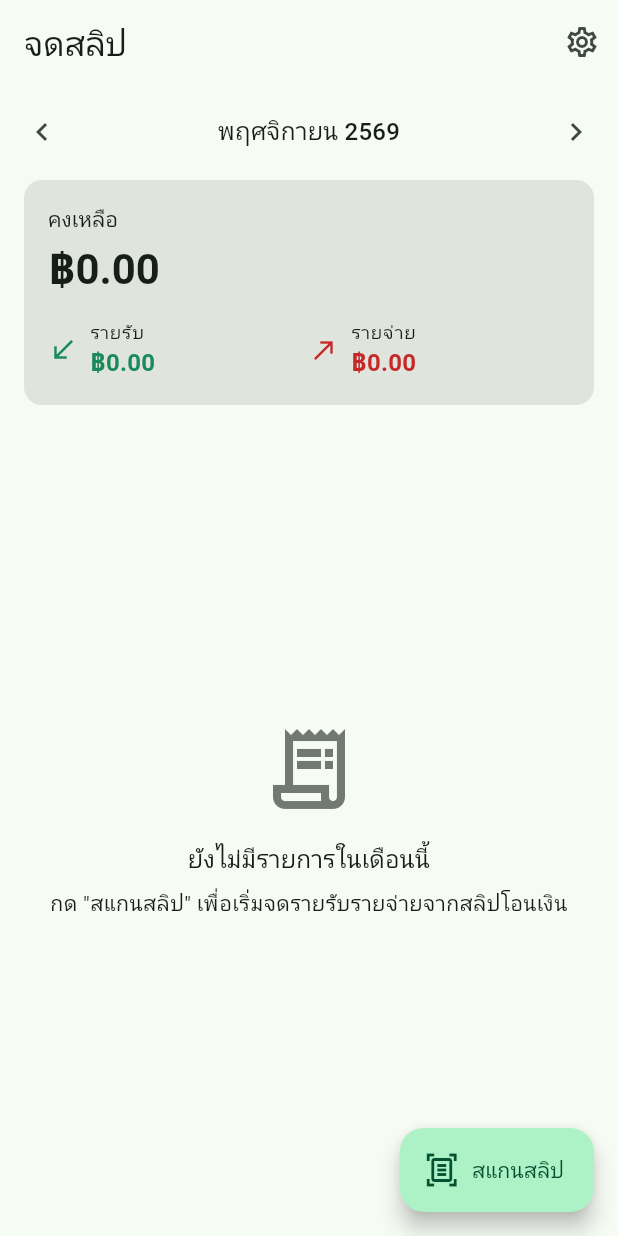
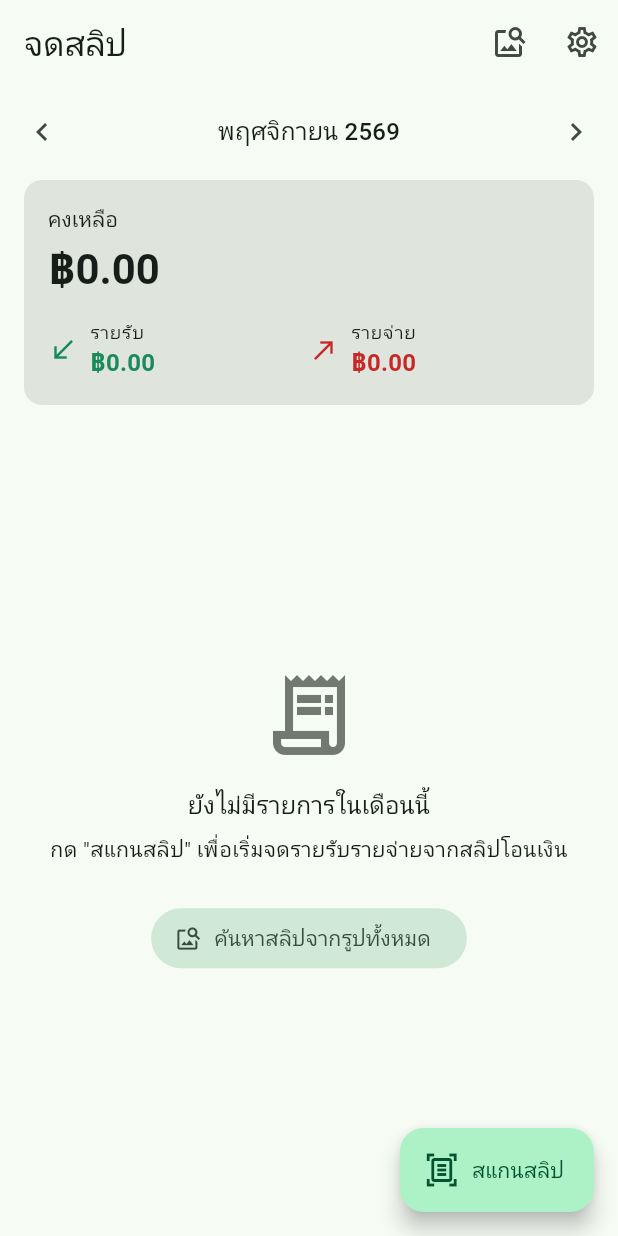
Before and after one commit to ToppyPeerapon/jod_slip, a Flutter app: the screen it shows after launch, on a phone screen of 412 x 824 dp. Run offline on Flutter 3.47's test engine with Material 3 defaults, Android fonts, the phone set to English and light mode, and no system bars; our stand-ins replace flutter_riverpod, image_picker, shared_preferences, sqflite; accounts and stored records are empty.

Commit message:
feat: one-tap button to find slips in all photos
Add a "ค้นหาสลิปจากรูปทั้งหมด" icon button to the home app bar and a
button on the empty state, both starting the photo-library slip search
directly instead of going through the scan sheet.

Co-Authored-By: Claude Opus 5.5 <noreply@anthropic.com>
Claude-Session: https://claude.ai/code/session_012uWtQ8ZV5QSAiYTMgHCmS2

```diff
--- a/lib/features/transactions/presentation/home_screen.dart
+++ b/lib/features/transactions/presentation/home_screen.dart
@@ -6,6 +6,7 @@ import '../../../core/formatting/thai_format.dart';
 import '../../../l10n/app_localizations.dart';
 import '../../settings/presentation/settings_screen.dart';
 import '../../slip_scan/application/slip_import_controller.dart';
+import '../../slip_scan/presentation/library_scan_flow.dart';
 import '../../slip_scan/presentation/scan_slip_sheet.dart';
 import '../domain/money_transaction.dart';
 import '../domain/month_summary.dart';
@@ -28,6 +29,11 @@ class HomeScreen extends ConsumerWidget {
       appBar: AppBar(
         title: Text(l10n.appTitle),
         actions: [
+          IconButton(
+            tooltip: l10n.scanLibrary,
+            icon: const Icon(Icons.image_search),
+            onPressed: () => startLibraryScan(context, ref),
+          ),
           IconButton(
             tooltip: l10n.settings,
             icon: const Icon(Icons.settings_outlined),
@@ -70,7 +76,13 @@ class HomeScreen extends ConsumerWidget {
       child: MonthSummaryCard(summary: MonthSummary.of(items), format: format),
     );
     if (items.isEmpty) {
-      return [summary, const SliverFillRemaining(hasScrollBody: false, child: _EmptyState())];
+      return [
+        summary,
+        SliverFillRemaining(
+          hasScrollBody: false,
+          child: _EmptyState(onScanLibrary: () => startLibraryScan(context, ref)),
+        ),
+      ];
     }
 
     final byDay = groupBy(items, (MoneyTransaction t) => DateUtils.dateOnly(t.occurredAt));
@@ -146,7 +158,9 @@ class _MonthSwitcher extends ConsumerWidget {
 }
 
 class _EmptyState extends StatelessWidget {
-  const _EmptyState();
+  const _EmptyState({required this.onScanLibrary});
+
+  final VoidCallback onScanLibrary;
 
   @override
   Widget build(BuildContext context) {
@@ -162,6 +176,12 @@ class _EmptyState extends StatelessWidget {
           Text(l10n.noTransactions, style: text.titleMedium),
           const SizedBox(height: 8),
           Text(l10n.noTransactionsHint, style: text.bodyMedium, textAlign: TextAlign.center),
+          const SizedBox(height: 24),
+          FilledButton.tonalIcon(
+            onPressed: onScanLibrary,
+            icon: const Icon(Icons.image_search),
+            label: Text(l10n.scanLibrary),
+          ),
         ],
       ),
     );
```
